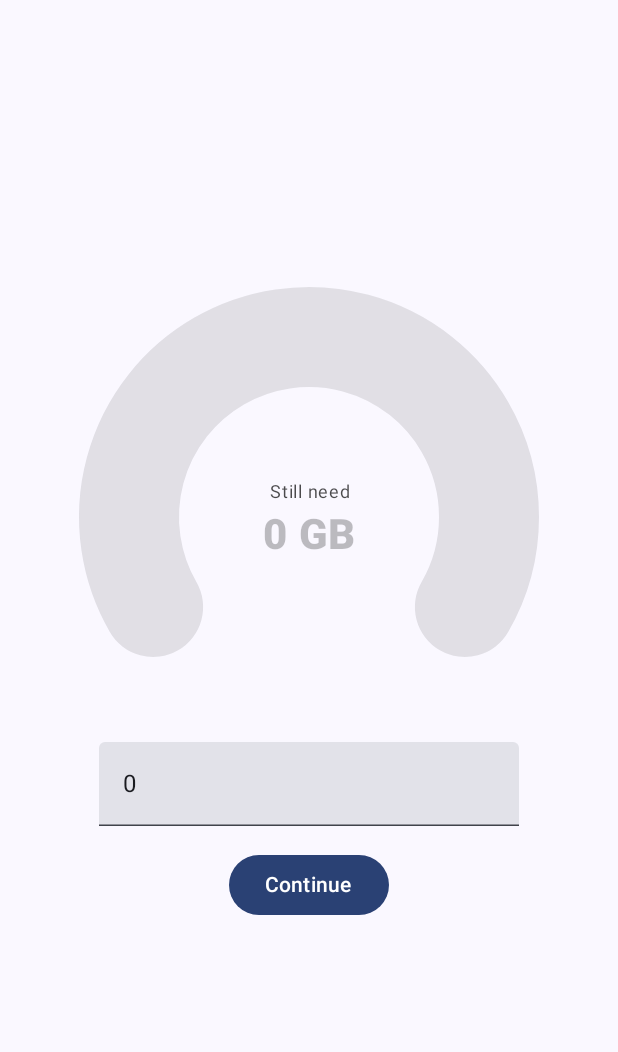
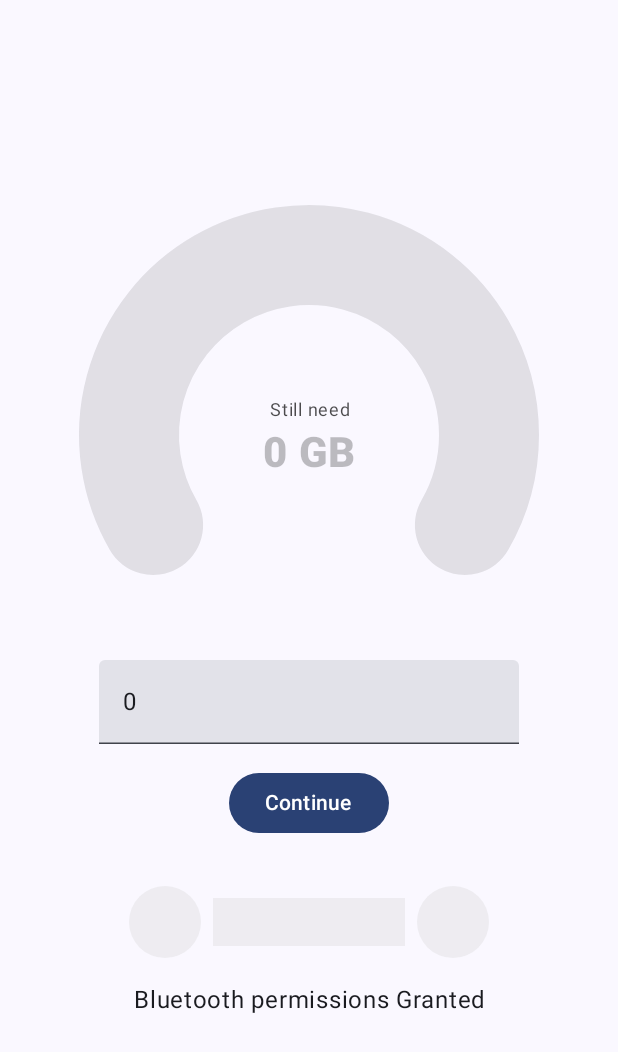
Before and after one commit to on99-mielma/ValuelessAndroidRepo, an Android app built with Jetpack Compose: the screen it shows after launch (MainActivity), on a phone screen of 412 x 824 dp. Shown: the top 1052 px of the screen. Run offline under Robolectric (Android 15) with nearby library versions, the phone set to English and light mode, and no system bars.

Commit message:
Learn Bluetooth

```diff
--- a/jet7thlpp/build.gradle
+++ b/jet7thlpp/build.gradle
@@ -59,6 +59,7 @@ dependencies {
     implementation "androidx.compose.material:material-icons-extended:$compose_version"
     implementation 'androidx.compose.material3:material3:1.0.0-alpha02'
     implementation 'androidx.navigation:navigation-compose:2.5.3'
+    implementation 'com.google.accompanist:accompanist-permissions:0.28.0'
     testImplementation 'junit:junit:4.13.2'
     androidTestImplementation 'androidx.test.ext:junit:1.1.3'
     androidTestImplementation 'androidx.test.espresso:espresso-core:3.4.0'
--- a/jet7thlpp/src/main/java/com/on99/jet7thlpp/MainActivity.kt
+++ b/jet7thlpp/src/main/java/com/on99/jet7thlpp/MainActivity.kt
@@ -1,9 +1,18 @@
 package com.on99.jet7thlpp
 
+import android.Manifest
+import android.bluetooth.BluetoothAdapter
+import android.bluetooth.BluetoothDevice
+import android.bluetooth.BluetoothManager
+import android.content.Intent
 import android.content.res.Configuration.UI_MODE_NIGHT_YES
+import android.os.Build
 import android.os.Bundle
+import android.util.Log
 import androidx.activity.ComponentActivity
 import androidx.activity.compose.setContent
+import androidx.activity.result.contract.ActivityResultContracts
+import androidx.annotation.RequiresApi
 import androidx.compose.animation.animateColorAsState
 import androidx.compose.material.icons.Icons.Filled
 import androidx.compose.material.icons.filled.ExpandLess
@@ -22,16 +31,25 @@ import androidx.compose.ui.unit.dp
 import com.on99.jet7thlpp.ui.theme.My1stAppTheme
 import androidx.compose.foundation.lazy.items
 import androidx.compose.foundation.lazy.rememberLazyListState
+import androidx.compose.foundation.shape.CircleShape
 import androidx.compose.foundation.text.KeyboardOptions
 import androidx.compose.material.icons.Icons
 import androidx.compose.material.icons.filled.Flight
 import androidx.compose.runtime.saveable.rememberSaveable
 import androidx.compose.ui.draw.alpha
+import androidx.compose.ui.draw.clip
 import androidx.compose.ui.graphics.Color
+import androidx.compose.ui.platform.LocalContext
 import androidx.compose.ui.res.stringResource
 import androidx.compose.ui.text.font.FontWeight
 import androidx.compose.ui.text.input.KeyboardType
+import androidx.compose.ui.text.style.TextAlign
+import androidx.core.app.ActivityCompat
+import androidx.core.content.getSystemService
 import androidx.navigation.compose.rememberNavController
+import com.google.accompanist.permissions.ExperimentalPermissionsApi
+import com.google.accompanist.permissions.rememberMultiplePermissionsState
+import com.google.accompanist.permissions.rememberPermissionState
 import com.on99.jet7thlpp.navigation.SetupNavGraph
 import com.on99.jet7thlpp.ui.theme.MielmaOne
 import com.on99.jet7thlpp.ui.theme.MielmaThree
@@ -59,9 +77,87 @@ class MainActivity : ComponentActivity() {
     }
 }
 
+const val REQUEST_ENABLE_BT = 1
+
+@RequiresApi(Build.VERSION_CODES.S)
+@OptIn(ExperimentalPermissionsApi::class)
+@Composable
+fun getTheBluetoothAdapter() {
+    val context = LocalContext.current
+    val bluetoothManager: BluetoothManager = context.getSystemService(BluetoothManager::class.java)
+    val bluetoothAdapter: BluetoothAdapter? = bluetoothManager.adapter
+    if (bluetoothAdapter == null) {
+        Log.e("BluetoothAdapter", "Device doesn't support Bluetooth")
+    }
+    val permission = Manifest.permission.BLUETOOTH
+    val permissions: List<String> = listOf(
+        Manifest.permission.BLUETOOTH,
+        Manifest.permission.BLUETOOTH_ADMIN,
+        Manifest.permission.ACCESS_COARSE_LOCATION,
+        Manifest.permission.ACCESS_FINE_LOCATION,
+        Manifest.permission.BLUETOOTH_CONNECT,
+        Manifest.permission.BLUETOOTH_SCAN
+    )
+    val permissionState = rememberMultiplePermissionsState(permissions = permissions)
+    if (permissionState.allPermissionsGranted) {
+        Text(
+            text = "Bluetooth permissions Granted",
+            modifier = Modifier
+                .fillMaxWidth()
+                .height(30.dp),
+            textAlign = TextAlign.Center
+        )
+    } else {
+        Column(
+            modifier = Modifier.fillMaxWidth(),
+            verticalArrangement = Arrangement.Center,
+            horizontalAlignment = Alignment.End
+        ) {
+            val textToshow = if (permissionState.shouldShowRationale) {
+                "Please grant the permission"
+            } else {
+                "Thank u and Please grant the permission"
+            }
+            Text(
+                text = textToshow,
+                modifier = Modifier
+                    .fillMaxWidth()
+                    .height(30.dp)
+            )
+            Button(onClick = {
+                permissionState.launchMultiplePermissionRequest()
+            }) {
+                Text(text = "Request permission")
+            }
+        }
+    }
+    if (bluetoothAdapter?.isEnabled == true) {
+        val bluetoothAddress = bluetoothAdapter?.address
+        Text(text = "${bluetoothAddress}")
+        val w = bluetoothAdapter?.startDiscovery()
+        Log.e(
+            "bluetoothAdapter",
+            "bluetoothAdapter?.isEnabled == true and address is ${bluetoothAddress} and discovery is ${w}"
+        )
+        if(bluetoothAdapter?.isDiscovering == true){
+            bluetoothAdapter?.cancelDiscovery()
+        }
+        val pairedDevices: Set<BluetoothDevice>? = bluetoothAdapter?.bondedDevices
+        pairedDevices?.forEach {
+            val deviceName = it.name
+            val deviceHardwareAdress = it.address
+            Log.e("PairedDevices", "Name is ${deviceName}  Address is ${deviceHardwareAdress}")
+        }
+    } else {
+        bluetoothAdapter?.enable()
+        Log.e("bluetoothAdapter", "bluetoothAdapter?.isEnabled == false")
+    }
+}
+
+
 @OptIn(ExperimentalMaterial3Api::class)
 @Composable
-fun OnboardingScreen(modifier: Modifier = Modifier,onContinueClicked: () -> Unit){
+fun OnboardingScreen(modifier: Modifier = Modifier, onContinueClicked: () -> Unit) {
 //    var shouldShowOnboarding by remember { mutableStateOf(true) }
 
     Column(
@@ -86,14 +182,14 @@ fun OnboardingScreen(modifier: Modifier = Modifier,onContinueClicked: () -> Unit
         TextField(
             value = value.toString(),
             onValueChange = {
-                value = if (it.isNotEmpty()){
+                value = if (it.isNotEmpty()) {
 //                    it.toInt()
-                    if(isInteger(it)){
+                    if (isInteger(it)) {
                         it.toInt()
-                    }else{
+                    } else {
                         0
                     }
-                }else{
+                } else {
                     0
                 }
             },
@@ -106,6 +202,9 @@ fun OnboardingScreen(modifier: Modifier = Modifier,onContinueClicked: () -> Unit
         Button(onClick = onContinueClicked, modifier = Modifier.padding(vertical = 15.dp)) {
             Text(text = "Continue")
         }
+
+        infiniteAni()
+        getTheBluetoothAdapter()
     }
 
 }
@@ -150,12 +249,13 @@ fun Myapp1(
         }
     }
 }
+
 @Composable
 private fun Greetings(
     modifier: Modifier = Modifier,
 //    names: List<String> = listOf("bull shit", "shit on", "on me")
-    names:List<String> = List(1000){"$it"}
-){
+    names: List<String> = List(1000) { "$it" }
+) {
     val state = rememberLazyListState()
     val showToTheTopButton by remember {
         derivedStateOf {
@@ -185,30 +285,30 @@ private fun Greetings(
     LazyColumn(
         state = state,
         modifier = modifier.padding(vertical = 4.dp)
-    ){
-        items(items = names){ name ->
+    ) {
+        items(items = names) { name ->
             Greeting(name = name)
         }
     }
 //    if (showToTheTopButton){
-        Box(//针对消失时不会有动画而是直接消失，我个人的建议是将Boolean变量调整到与颜色相关，即false为透明，true显现，同时令该按钮在false时不可用
+    Box(
+//针对消失时不会有动画而是直接消失，我个人的建议是将Boolean变量调整到与颜色相关，即false为透明，true显现，同时令该按钮在false时不可用
         modifier = Modifier
             .height(47.dp)
             .width(47.dp)
             .padding(bottom = 20.dp)
             .alpha(alpha = boxAlpha.value),
         contentAlignment = Alignment.BottomCenter,
-        ){
+    ) {
         FloatingActionButton(
             modifier = Modifier
                 .height(45.dp)
                 .width(45.dp)
                 .padding(1.dp)
                 .heightIn(max = 45.dp)
-                    .widthIn(max = 45.dp)
-                ,
+                .widthIn(max = 45.dp),
             onClick = {
-                    if (showToTheTopButton){
+                if (showToTheTopButton) {
                     coroutineScope.launch {
                         state.animateScrollToItem(
                             index = 0
@@ -301,7 +401,7 @@ fun Greeting(name: String) {
         colors = CardDefaults.cardColors(
             containerColor = MaterialTheme.colorScheme.primary
         ),
-        modifier = Modifier.padding(vertical = 4.dp , horizontal = 8.dp)
+        modifier = Modifier.padding(vertical = 4.dp, horizontal = 8.dp)
     ) {
         CardContent(name = name)
     }
@@ -316,17 +416,18 @@ private fun CardContent(name: String) {
             durationMillis = 750
         )
     )
-    val firstlineString= "Hello!"
-    val firstlineStringInChina= "你好!"
+    val firstlineString = "Hello!"
+    val firstlineStringInChina = "你好!"
 //    val animatedFirstlineString by animateValueAsState(
 //        targetValue =if (expanded) firstlineStringInChina else firstlineString,
 //        typeConverter =
 //    )
-    var textFirstline by remember{
+    var textFirstline by remember {
         mutableStateOf(firstlineString)
     }
-    val toIntName:Int = if(isInteger(name)) name.toInt() else 0
-    val haxName:String = if(toIntName!=0 && toIntName%3==0) "三的${toIntName/3}个整数倍" else name
+    val toIntName: Int = if (isInteger(name)) name.toInt() else 0
+    val haxName: String =
+        if (toIntName != 0 && toIntName % 3 == 0) "三的${toIntName / 3}个整数倍" else name
     Row(
         modifier = Modifier
             .padding(12.dp)
@@ -369,7 +470,7 @@ private fun CardContent(name: String) {
                 Text(
 //                    text = ("Composem ipsum color sit lazy, " +
 //                            "padding theme elit, sed do bouncy. ").repeat(4),
-                    text = ("嗨，我只是想测试下分行罢了"+
+                    text = ("嗨，我只是想测试下分行罢了" +
                             "至于结果我也不知道呢。\n").repeat(3),
                     style = MaterialTheme.typography.bodyLarge.copy(
                         fontWeight = FontWeight.ExtraLight
@@ -379,10 +480,9 @@ private fun CardContent(name: String) {
         }
         IconButton(onClick = {
             expanded = !expanded
-            if (textFirstline.equals(firstlineString)){
+            if (textFirstline.equals(firstlineString)) {
                 textFirstline = firstlineStringInChina
-            }
-            else{
+            } else {
                 textFirstline = firstlineString
             }
         }) {
@@ -398,6 +498,51 @@ private fun CardContent(name: String) {
     }
 }
 
+
+@Composable
+fun infiniteAni() {
+    val infiniteTransition = rememberInfiniteTransition()
+    val alpha by infiniteTransition.animateFloat(
+        initialValue = 0f,
+        targetValue = 1f,
+        animationSpec = infiniteRepeatable(
+            animation = keyframes {
+                durationMillis = 1000
+                0.7f at 500
+            },
+            repeatMode = RepeatMode.Reverse
+        )
+    )
+    Row(
+        modifier = Modifier
+            .heightIn(min = 64.dp)
+            .padding(16.dp),
+        verticalAlignment = Alignment.CenterVertically
+    ) {
+        Box(
+            modifier = Modifier
+                .size(48.dp)
+                .clip(CircleShape)
+                .background(Color.LightGray.copy(alpha = alpha))
+        )
+        Spacer(modifier = Modifier.width(8.dp))
+        Box(
+            modifier = Modifier
+                .width(128.dp)
+                .height(32.dp)
+                .background(Color.LightGray.copy(alpha = alpha))
+        )
+        Spacer(modifier = Modifier.width(8.dp))
+        Box(
+            modifier = Modifier
+                .size(48.dp)
+                .clip(CircleShape)
+                .background(Color.LightGray.copy(alpha = alpha))
+        )
+    }
+}
+
+
 @Preview(showBackground = true, name = "i wanna preview fuck", widthDp = 320, heightDp = 320)
 @Composable
 fun OnboardingPreview() {
@@ -406,6 +551,7 @@ fun OnboardingPreview() {
         OnboardingScreen(onContinueClicked = {})
     }
 }
+
 @Preview(
     showBackground = true,
     widthDp = 320,
--- a/uwu2ndapp/src/main/java/com/on99/uwu2ndapp/MainActivity.kt
+++ b/uwu2ndapp/src/main/java/com/on99/uwu2ndapp/MainActivity.kt
@@ -13,6 +13,7 @@ import android.os.Bundle
 import android.util.Log
 import android.view.Gravity
 import android.view.View
+import android.widget.Button
 import android.widget.ImageView
 import android.widget.Switch
 import android.widget.TextView
@@ -39,6 +40,7 @@ class MainActivity : AppCompatActivity() {
         var textViewForLoc:TextView = findViewById(R.id.tV4Loc)
         var temp: CharSequence
         val chipOf4:Chip = findViewById(R.id.chip4)
+        val buttonLow2:Button = findViewById(R.id.butLow2)
         chipOf4.setOnClickListener(View.OnClickListener {
             println("CHIP 4 IS CLICKING")
             val intent = Intent(this,Low0Activity::class.java)
@@ -93,6 +95,10 @@ class MainActivity : AppCompatActivity() {
                 }
             }
         }
+        buttonLow2.setOnClickListener {
+            val intentLow2 = Intent(this,Low2Acyitivity::class.java)
+            startActivity(intentLow2)
+        }
 
     }
     //define the listener
```
Also changed, not shown: jet7thlpp/src/main/AndroidManifest.xml (+14 -0 lines), uwu2ndapp/src/main/AndroidManifest.xml (+13 -0 lines), uwu2ndapp/src/main/java/com/on99/uwu2ndapp/Low2Acyitivity.kt (added, +114 -0 lines), uwu2ndapp/src/main/res/layout/activity_low2.xml (added, +8 -0 lines), uwu2ndapp/src/main/res/layout/activity_main.xml (+19 -6 lines). Lines whose indentation alone changed are shown as unchanged.
